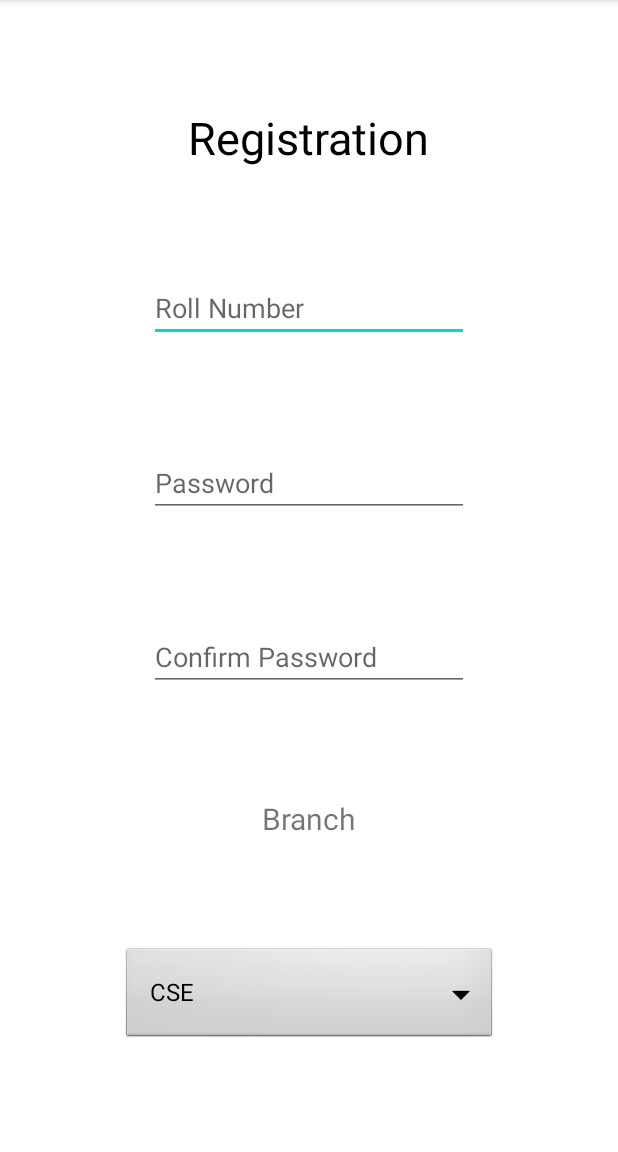
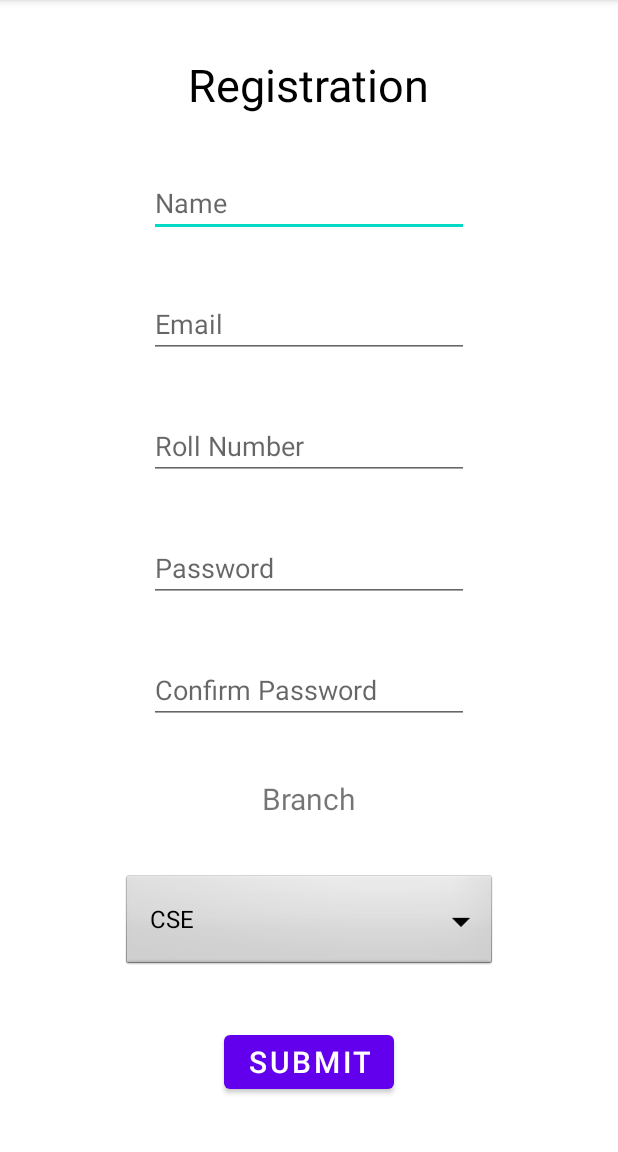
Before and after one commit to himanshukurapati-nau/Assignment-Submission, an Android app: the screen it shows after launch (RegisterActivity), after a tap on "REGISTER", on a phone screen of 412 x 824 dp, the part 84-1236 px from its top. Run offline under Robolectric (Android 15) with nearby library versions, the phone set to English and light mode, and no system bars; our stand-ins replace Firebase (no records; nobody signed in at launch, a user with empty details on screens opened directly).

Commit message:
registration page ui done

```diff
--- a/AssignmentSubmission/app/build.gradle
+++ b/AssignmentSubmission/app/build.gradle
@@ -39,4 +39,5 @@ dependencies {
     androidTestImplementation 'androidx.test.espresso:espresso-core:3.2.0'
     implementation platform('com.google.firebase:firebase-bom:28.0.1')
     implementation 'com.google.firebase:firebase-analytics'
+    implementation 'com.google.firebase:firebase-auth'
 }
--- a/AssignmentSubmission/app/src/main/AndroidManifest.xml
+++ b/AssignmentSubmission/app/src/main/AndroidManifest.xml
@@ -9,7 +9,8 @@
         android:roundIcon="@mipmap/ic_launcher_round"
         android:supportsRtl="true"
         android:theme="@style/Theme.AssignmentSubmission">
-        <activity android:name=".RegisterActivity"></activity>
+        <activity android:name=".FirstActivity"></activity>
+        <activity android:name=".RegisterActivity" />
         <activity android:name=".LoginActivity" />
         <activity android:name=".MainActivity">
             <intent-filter>
--- a/AssignmentSubmission/app/src/main/java/com/himanshusampath/assignmentsubmission/MainActivity.java
+++ b/AssignmentSubmission/app/src/main/java/com/himanshusampath/assignmentsubmission/MainActivity.java
@@ -7,10 +7,15 @@ import android.os.Bundle;
 import android.view.View;
 import android.widget.Button;
 
+import com.google.firebase.auth.FirebaseAuth;
+import com.google.firebase.auth.FirebaseUser;
+
 public class MainActivity extends AppCompatActivity {
 
     private Button loginbutton;
     private Button registerbutton;
+
+    private FirebaseAuth mAuth;
 
     @Override
     protected void onCreate(Bundle savedInstanceState) {
@@ -35,10 +40,35 @@ public class MainActivity extends AppCompatActivity {
                 openRegistrationActivity();
             }
         });
+
+        mAuth=FirebaseAuth.getInstance();
+    }
+
+    @Override
+    protected void onStart() {
+        super.onStart();
+
+        //check if Firebase is already signed in
+        FirebaseUser currentUser=mAuth.getCurrentUser();
+        if(currentUser != null)
+        {
+            //already signed in
+            openFirstActivity();
+        }
+        else
+        {
+            //User not signed in
+
+        }
     }
 
     private void openLoginActivity(){
         Intent intent=new Intent(this, LoginActivity.class);
+        startActivity(intent);
+    }
+
+    private void openFirstActivity(){
+        Intent intent=new Intent(this, FirstActivity.class);
         startActivity(intent);
     }
 
--- a/AssignmentSubmission/app/src/main/java/com/himanshusampath/assignmentsubmission/RegisterActivity.java
+++ b/AssignmentSubmission/app/src/main/java/com/himanshusampath/assignmentsubmission/RegisterActivity.java
@@ -4,11 +4,20 @@ import androidx.appcompat.app.AppCompatActivity;
 
 import android.os.Bundle;
 import android.widget.ArrayAdapter;
+import android.widget.Button;
+import android.widget.EditText;
 import android.widget.Spinner;
 
 public class RegisterActivity extends AppCompatActivity {
 
     Spinner branchDropdown;
+
+    private EditText nameInput;
+    private EditText emailInput;
+    private EditText rollnumberInput;
+    private EditText passwordInput;
+    private EditText passwordconfirmInput;
+    private Button submitButton;
 
     @Override
     protected void onCreate(Bundle savedInstanceState) {
@@ -16,7 +25,7 @@ public class RegisterActivity extends AppCompatActivity {
         setContentView(R.layout.activity_register);
 
         branchDropdown=findViewById(R.id.branchdrop);
-        String[] items = new String[]{"CSE", "IT", "ECE"};
+        String[] items = new String[]{"CSE", "IT", "ECE","EEE","Mechanical"};
         ArrayAdapter<String> adapter = new ArrayAdapter<>(this, android.R.layout.simple_spinner_dropdown_item, items);
         branchDropdown.setAdapter(adapter);
     }
--- a/AssignmentSubmission/app/src/main/res/layout/activity_register.xml
+++ b/AssignmentSubmission/app/src/main/res/layout/activity_register.xml
@@ -13,13 +13,37 @@
         android:text="Registration"
         android:textColor="@color/black"
         android:textSize="30sp"
-        app:layout_constraintBottom_toTopOf="@+id/rollnumber"
+        app:layout_constraintBottom_toTopOf="@+id/nameinput"
         app:layout_constraintEnd_toEndOf="parent"
         app:layout_constraintStart_toStartOf="parent"
         app:layout_constraintTop_toTopOf="parent" />
 
     <EditText
-        android:id="@+id/rollnumber"
+        android:id="@+id/nameinput"
+        android:layout_width="wrap_content"
+        android:layout_height="wrap_content"
+        android:ems="10"
+        android:hint="Name"
+        android:inputType="textPersonName"
+        app:layout_constraintBottom_toTopOf="@+id/emailinput"
+        app:layout_constraintEnd_toEndOf="parent"
+        app:layout_constraintStart_toStartOf="parent"
+        app:layout_constraintTop_toBottomOf="@+id/textView" />
+
+    <EditText
+        android:id="@+id/emailinput"
+        android:layout_width="wrap_content"
+        android:layout_height="wrap_content"
+        android:ems="10"
+        android:hint="Email"
+        android:inputType="textPersonName"
+        app:layout_constraintBottom_toTopOf="@+id/rollnumberinput"
+        app:layout_constraintEnd_toEndOf="parent"
+        app:layout_constraintStart_toStartOf="parent"
+        app:layout_constraintTop_toBottomOf="@+id/nameinput" />
+
+    <EditText
+        android:id="@+id/rollnumberinput"
         android:layout_width="wrap_content"
         android:layout_height="wrap_content"
         android:ems="10"
@@ -28,7 +52,7 @@
         app:layout_constraintBottom_toTopOf="@+id/password"
         app:layout_constraintEnd_toEndOf="parent"
         app:layout_constraintStart_toStartOf="parent"
-        app:layout_constraintTop_toBottomOf="@+id/textView" />
+        app:layout_constraintTop_toBottomOf="@+id/emailinput" />
 
     <EditText
         android:id="@+id/password"
@@ -40,7 +64,7 @@
         app:layout_constraintBottom_toTopOf="@+id/confirmpassword"
         app:layout_constraintEnd_toEndOf="parent"
         app:layout_constraintStart_toStartOf="parent"
-        app:layout_constraintTop_toBottomOf="@id/rollnumber" />
+        app:layout_constraintTop_toBottomOf="@id/rollnumberinput" />
 
     <EditText
         android:id="@+id/confirmpassword"
@@ -70,13 +94,24 @@
         style="@style/Widget.AppCompat.Spinner.Underlined"
         android:layout_width="250dp"
         android:layout_height="wrap_content"
+
         android:background="@android:drawable/btn_dropdown"
-
         android:spinnerMode="dropdown"
-        app:layout_constraintBottom_toBottomOf="parent"
+        app:layout_constraintBottom_toTopOf="@+id/submitbutton"
         app:layout_constraintEnd_toEndOf="parent"
         app:layout_constraintStart_toStartOf="parent"
         app:layout_constraintTop_toBottomOf="@id/branchtext" />
 
+    <Button
+        android:id="@+id/submitbutton"
+        android:layout_width="wrap_content"
+        android:layout_height="wrap_content"
+        android:text="Submit"
+        android:textSize="20dp"
+        app:layout_constraintBottom_toBottomOf="parent"
+        app:layout_constraintEnd_toEndOf="parent"
+        app:layout_constraintStart_toStartOf="parent"
+        app:layout_constraintTop_toBottomOf="@+id/branchdrop" />
+
 
 </androidx.constraintlayout.widget.ConstraintLayout>
```
Also changed, not shown: AssignmentSubmission/app/src/main/java/com/himanshusampath/assignmentsubmission/FirstActivity.java (added, +14 -0 lines), AssignmentSubmission/app/src/main/res/layout/activity_first.xml (added, +27 -0 lines).
